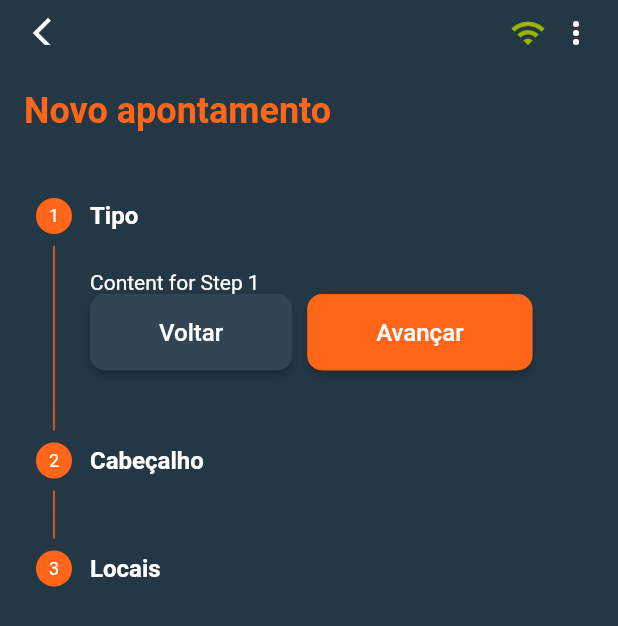
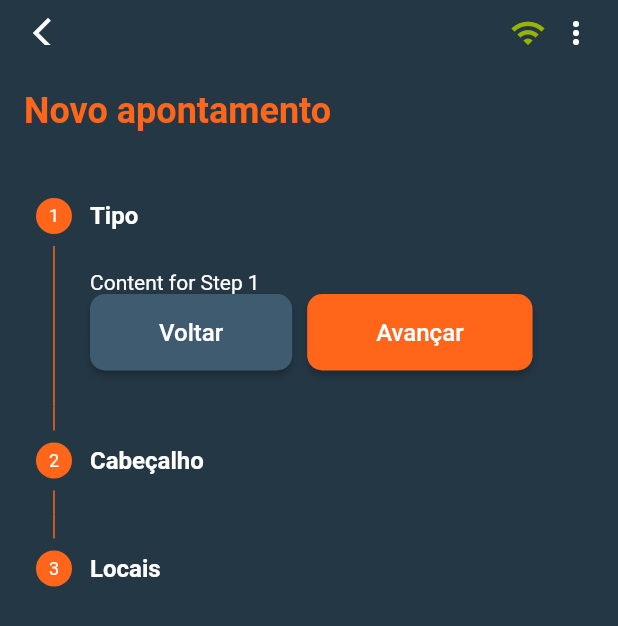
Before and after one commit to gnrfilipe04/atvos_agricola_flutter, a Flutter app: the Notation screen opened directly, on a phone screen of 412 x 824 dp. Shown: the top 626 px of the screen. Run offline on Flutter 3.47's test engine with Material 2 defaults, Android fonts, the phone set to English and light mode, and no system bars; our stand-ins replace flutter_mobx, get_it, mobx, shared_preferences; accounts and stored records are empty; generated files the repository leaves out were written again.

Commit message:
:sparkles: change buttons stepper

```diff
--- a/lib/app/app_widget.dart
+++ b/lib/app/app_widget.dart
@@ -1,6 +1,5 @@
 import 'package:atvos_agricola/app/app_controller.dart';
 import 'package:atvos_agricola/app/screens/Home/home.dart';
-import 'package:atvos_agricola/app/screens/Notation/notation.dart';
 import 'package:atvos_agricola/app/theme/custom_theme.dart';
 import 'package:flutter/material.dart';
 import 'package:get_it/get_it.dart';
@@ -30,7 +29,7 @@ class _AppState extends State<App> {
       debugShowCheckedModeBanner: false,
       title: 'Apontamentos Agrícola',
       theme: CustomTheme.darkTheme,
-      home: const Notation(),
+      home: const Home(),
     );
   }
 }
--- a/lib/app/components/CustomButton/custom_button.dart
+++ b/lib/app/components/CustomButton/custom_button.dart
@@ -1,14 +1,14 @@
 import 'package:flutter/material.dart';
 
 class CustomButton extends StatelessWidget {
-  const CustomButton(
-      {Key? key,
-      required this.onPress,
-      required this.title,
-      required this.bgColor,
-      this.justify = false,
-      this.horizontalPadding = 0})
-      : super(key: key);
+  const CustomButton({
+    Key? key,
+    required this.onPress,
+    required this.title,
+    required this.bgColor,
+    this.justify = false,
+    this.horizontalPadding = 0,
+  }) : super(key: key);
 
   final void Function() onPress;
   final String title;
@@ -30,9 +30,7 @@ class CustomButton extends StatelessWidget {
             EdgeInsets.symmetric(vertical: 16, horizontal: horizontalPadding),
         child: Text(
           title,
-          style: const TextStyle(
-            fontSize: 16,
-          ),
+          style: const TextStyle(fontSize: 16, fontWeight: FontWeight.w500),
         ),
       ),
     ));
--- a/lib/app/screens/Home/viewmodel/search_vm.dart
+++ b/lib/app/screens/Home/viewmodel/search_vm.dart
@@ -29,7 +29,6 @@ abstract class _SearchVmBase with Store {
         .where((element) =>
             element.centerCostCode.toString().contains(value) ||
             element.locationDescription.toLowerCase().contains(value) ||
-            element.locationDescription.toLowerCase().contains(value) ||
             element.statusText.toLowerCase().contains(value) ||
             element.title.toLowerCase().contains(value))
         .toList();
--- a/lib/app/screens/Notation/notation.dart
+++ b/lib/app/screens/Notation/notation.dart
@@ -54,7 +54,7 @@ class _NotationState extends State<Notation> {
                               onPress: () => stepperVm.onStepCancel(),
                               horizontalPadding: 30,
                               title: 'Voltar',
-                              bgColor: CustomColors.blueDarkLight),
+                              bgColor: CustomColors.greyBlue),
                           Padding(
                             padding: const EdgeInsets.only(left: 10),
                             child: CustomButton(
--- a/lib/app/theme/colors.dart
+++ b/lib/app/theme/colors.dart
@@ -7,5 +7,6 @@ class CustomColors {
   static const Color blueDarkLight = Color.fromARGB(255, 49, 69, 84);
   static const Color white = Color.fromARGB(255, 255, 255, 255);
   static const Color grey = Color.fromARGB(255, 196, 196, 196);
+  static const Color greyBlue = Color.fromARGB(255, 63, 91, 112);
   static const Color error = Color.fromARGB(255, 229, 62, 62);
 }
```
